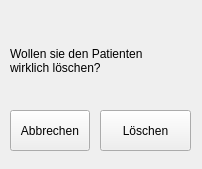
This is view/ui/deletedialog.ui in cavoq/patient-management-system as Qt 5 draws it before an edit. The edited form follows.
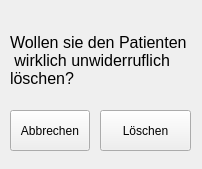
This is the edited form.

```diff
--- a/view/ui/deletedialog.ui
+++ b/view/ui/deletedialog.ui
@@ -18,13 +18,19 @@
     <rect>
      <x>10</x>
      <y>20</y>
-     <width>161</width>
+     <width>181</width>
      <height>81</height>
     </rect>
    </property>
+   <property name="font">
+    <font>
+     <pointsize>12</pointsize>
+    </font>
+   </property>
    <property name="text">
     <string>Wollen sie den Patienten
-wirklich löschen?</string>
+ wirklich unwiderruflich 
+löschen?</string>
    </property>
   </widget>
   <widget class="QPushButton" name="pushButton">
```
Left out of the diff: 6 changed lines with no effect on the pictures.
